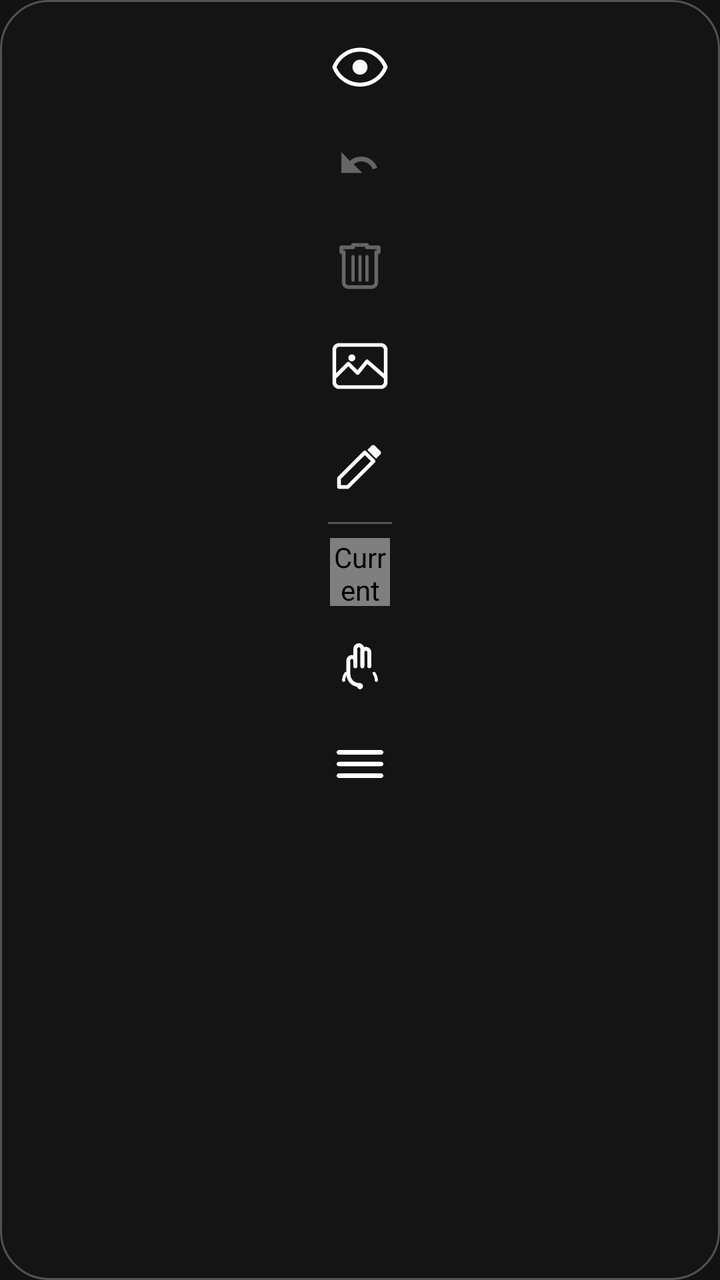
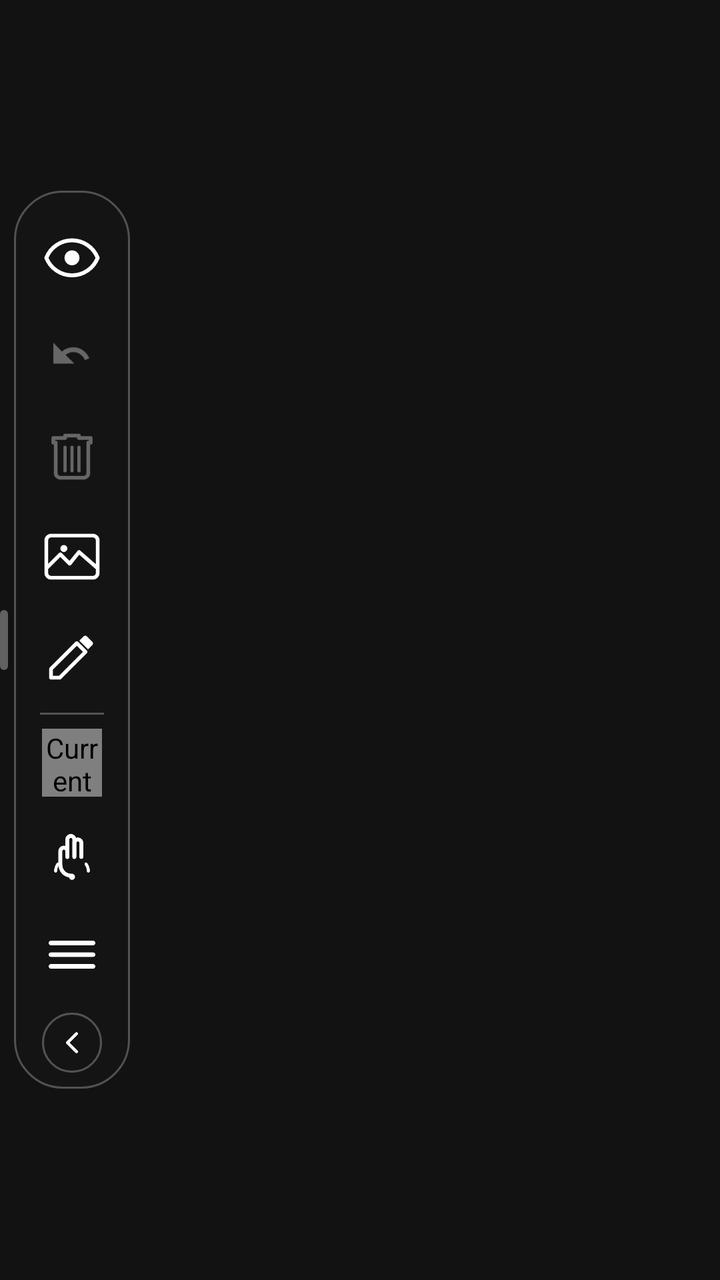

Compare the two renders of this Android layout. The source of the first and the diff that turns it into the second are given below.
<!-- AndroidManifest.xml: application theme Theme.DrawAnywhere -->
<!-- res/layout/overlay_toolbar_vertical.xml -->
<?xml version="1.0" encoding="utf-8"?>
<LinearLayout
    xmlns:android="http://schemas.android.com/apk/res/android"
    android:layout_width="wrap_content"
    android:layout_height="wrap_content"
    android:orientation="vertical"
    android:gravity="center_horizontal"
    android:background="@drawable/bg_toolbar"
    android:paddingStart="4dp"
    android:paddingEnd="4dp"
    android:paddingTop="8dp"
    android:paddingBottom="8dp"
    android:elevation="8dp">

    <ImageView
        android:id="@+id/btn_hide"
        android:layout_width="50dp"
        android:layout_height="50dp"
        android:padding="11dp"
        android:src="@drawable/ic_eye"
        android:tint="@color/toolbar_icon_default"
        android:scaleType="fitCenter"
        android:background="@android:color/transparent"
        android:clickable="true"
        android:focusable="true"
        android:contentDescription="@string/cd_btn_hide" />

    <ImageView
        android:id="@+id/btn_undo"
        android:layout_width="50dp"
        android:layout_height="50dp"
        android:padding="11dp"
        android:src="@drawable/ic_undo"
        android:tint="@color/toolbar_icon_default"
        android:scaleType="fitCenter"
        android:background="@android:color/transparent"
        android:clickable="true"
        android:focusable="true"
        android:alpha="0.35"
        android:enabled="false"
        android:contentDescription="@string/cd_btn_undo" />

    <ImageView
        android:id="@+id/btn_clear"
        android:layout_width="50dp"
        android:layout_height="50dp"
        android:padding="11dp"
        android:src="@drawable/ic_trash"
        android:tint="@color/toolbar_icon_default"
        android:scaleType="fitCenter"
        android:background="@android:color/transparent"
        android:clickable="true"
        android:focusable="true"
        android:alpha="0.35"
        android:enabled="false"
        android:contentDescription="@string/cd_btn_clear" />

    <ImageView
        android:id="@+id/btn_add_image"
        android:layout_width="50dp"
        android:layout_height="50dp"
        android:padding="11dp"
        android:src="@drawable/ic_image"
        android:tint="@color/toolbar_icon_default"
        android:scaleType="fitCenter"
        android:background="@android:color/transparent"
        android:clickable="true"
        android:focusable="true"
        android:contentDescription="@string/cd_btn_image" />

    <ImageView
        android:id="@+id/btn_tools"
        android:layout_width="50dp"
        android:layout_height="50dp"
        android:padding="11dp"
        android:src="@drawable/ic_pen"
        android:tint="@color/toolbar_icon_default"
        android:scaleType="fitCenter"
        android:background="@android:color/transparent"
        android:clickable="true"
        android:focusable="true"
        android:contentDescription="@string/cd_btn_tools" />

    <View
        android:id="@+id/toolbar_divider"
        android:layout_width="32dp"
        android:layout_height="1dp"
        android:background="@color/toolbar_divider"
        android:layout_marginTop="3dp"
        android:layout_marginBottom="3dp" />

    
    <com.drawanywhere.app.ColorDropView
        android:id="@+id/view_color_dot"
        android:layout_width="30dp"
        android:layout_height="34dp"
        android:layout_marginTop="4dp"
        android:layout_marginBottom="4dp"
        android:clickable="true"
        android:focusable="true"
        android:contentDescription="@string/cd_color_dot" />

    <ImageView
        android:id="@+id/btn_finger"
        android:layout_width="50dp"
        android:layout_height="50dp"
        android:padding="11dp"
        android:src="@drawable/ic_finger"
        android:tint="@color/toolbar_icon_default"
        android:scaleType="fitCenter"
        android:background="@android:color/transparent"
        android:clickable="true"
        android:focusable="true"
        android:contentDescription="@string/cd_btn_finger" />

    <ImageView
        android:id="@+id/btn_settings"
        android:layout_width="50dp"
        android:layout_height="50dp"
        android:padding="11dp"
        android:src="@drawable/ic_settings"
        android:tint="@color/toolbar_icon_default"
        android:scaleType="fitCenter"
        android:background="@android:color/transparent"
        android:clickable="true"
        android:focusable="true"
        android:contentDescription="@string/cd_btn_settings" />

</LinearLayout>
<!-- resources referenced by this layout -->
<resources>
  <color name="toolbar_divider">#44FFFFFF</color>
  <color name="toolbar_icon_default">#FFFFFFFF</color>
  <!-- drawable bg_toolbar (drawable) -->
  <?xml version="1.0" encoding="utf-8"?>
  <shape xmlns:android="http://schemas.android.com/apk/res/android"
      android:shape="rectangle">
  
      <solid android:color="@color/toolbar_bg" />
  
      <corners android:radius="24dp" />
  
      <stroke
          android:width="1dp"
          android:color="@color/toolbar_divider" />
  
  </shape>
  <!-- drawable ic_pen (drawable) -->
  <?xml version="1.0" encoding="utf-8"?>
  <vector xmlns:android="http://schemas.android.com/apk/res/android"
      android:width="24dp"
      android:height="24dp"
      android:viewportWidth="24"
      android:viewportHeight="24">
  
      
      <path
          android:pathData="M3,17.25V21H6.75L17.81,9.94L14.06,6.19L3,17.25Z"
          android:fillColor="#00000000"
          android:strokeColor="#FFFFFFFF"
          android:strokeWidth="1.6"
          android:strokeLineCap="round"
          android:strokeLineJoin="round" />
  
      
      <path
          android:pathData="M20.71,7.04C21.1,6.65 21.1,6.02 20.71,5.63L18.37,3.29C17.98,2.9 17.35,2.9 16.96,3.29L15.13,5.12L18.88,8.87L20.71,7.04Z"
          android:fillColor="#FFFFFFFF" />
  
  </vector>
  <!-- drawable ic_undo (drawable) -->
  <?xml version="1.0" encoding="utf-8"?>
  <vector xmlns:android="http://schemas.android.com/apk/res/android"
      android:width="24dp"
      android:height="24dp"
      android:viewportWidth="24"
      android:viewportHeight="24">
  
      <path
          android:pathData="M12.5,8C10.65,8 8.99,8.7 7.7,9.83L4,6V15H13L9.27,11.27C10.16,10.49 11.28,10 12.5,10C14.77,10 16.72,11.44 17.5,13.45L19.41,12.74C18.29,9.87 15.61,8 12.5,8Z"
          android:fillColor="#FFFFFFFF" />
  
  </vector>
  <string name="cd_btn_clear">Clear canvas</string>
  <string name="cd_btn_finger">Toggle touch pass-through</string>
  <string name="cd_btn_hide">Hide or show canvas</string>
  <string name="cd_btn_image">Add image from gallery</string>
  <string name="cd_btn_settings">Open settings</string>
  <string name="cd_btn_tools">Select drawing tool</string>
  <string name="cd_btn_undo">Undo last stroke</string>
  <string name="cd_color_dot">Current drawing color</string>
  <color name="toolbar_bg">#E8141414</color>
  <color name="colorPrimary">#FFB73A3A</color>
  <color name="colorPrimaryVariant">#FF8B0000</color>
  <color name="colorOnPrimary">#FFFFFFFF</color>
  <color name="colorSecondary">#FF444444</color>
  <color name="colorOnSecondary">#FFFFFFFF</color>
  <color name="colorError">#FFCF6679</color>
  <color name="colorOnError">#FF000000</color>
  <color name="colorSurface">#FF1C1C1C</color>
  <color name="colorOnSurface">#FFFFFFFF</color>
  <color name="colorBackground">#FF121212</color>
  <!-- unchanged entries left out for length: 6 -->
</resources>

<!-- the commit's change to res/layout/overlay_toolbar_vertical.xml (unified diff, before → after) -->
@@ -3,127 +3,161 @@
     xmlns:android="http://schemas.android.com/apk/res/android"
     android:layout_width="wrap_content"
     android:layout_height="wrap_content"
-    android:orientation="vertical"
-    android:gravity="center_horizontal"
-    android:background="@drawable/bg_toolbar"
-    android:paddingStart="4dp"
-    android:paddingEnd="4dp"
-    android:paddingTop="8dp"
-    android:paddingBottom="8dp"
-    android:elevation="8dp">
-
-    <ImageView
-        android:id="@+id/btn_hide"
-        android:layout_width="50dp"
-        android:layout_height="50dp"
-        android:padding="11dp"
-        android:src="@drawable/ic_eye"
-        android:tint="@color/toolbar_icon_default"
-        android:scaleType="fitCenter"
-        android:background="@android:color/transparent"
-        android:clickable="true"
-        android:focusable="true"
-        android:contentDescription="@string/cd_btn_hide" />
-
-    <ImageView
-        android:id="@+id/btn_undo"
-        android:layout_width="50dp"
-        android:layout_height="50dp"
-        android:padding="11dp"
-        android:src="@drawable/ic_undo"
-        android:tint="@color/toolbar_icon_default"
-        android:scaleType="fitCenter"
-        android:background="@android:color/transparent"
-        android:clickable="true"
-        android:focusable="true"
-        android:alpha="0.35"
-        android:enabled="false"
-        android:contentDescription="@string/cd_btn_undo" />
-
-    <ImageView
-        android:id="@+id/btn_clear"
-        android:layout_width="50dp"
-        android:layout_height="50dp"
-        android:padding="11dp"
-        android:src="@drawable/ic_trash"
-        android:tint="@color/toolbar_icon_default"
-        android:scaleType="fitCenter"
-        android:background="@android:color/transparent"
-        android:clickable="true"
-        android:focusable="true"
-        android:alpha="0.35"
-        android:enabled="false"
-        android:contentDescription="@string/cd_btn_clear" />
-
-    <ImageView
-        android:id="@+id/btn_add_image"
-        android:layout_width="50dp"
-        android:layout_height="50dp"
-        android:padding="11dp"
-        android:src="@drawable/ic_image"
-        android:tint="@color/toolbar_icon_default"
-        android:scaleType="fitCenter"
-        android:background="@android:color/transparent"
-        android:clickable="true"
-        android:focusable="true"
-        android:contentDescription="@string/cd_btn_image" />
-
-    <ImageView
-        android:id="@+id/btn_tools"
-        android:layout_width="50dp"
-        android:layout_height="50dp"
-        android:padding="11dp"
-        android:src="@drawable/ic_pen"
-        android:tint="@color/toolbar_icon_default"
-        android:scaleType="fitCenter"
-        android:background="@android:color/transparent"
-        android:clickable="true"
-        android:focusable="true"
-        android:contentDescription="@string/cd_btn_tools" />
-
-    <View
-        android:id="@+id/toolbar_divider"
-        android:layout_width="32dp"
-        android:layout_height="1dp"
-        android:background="@color/toolbar_divider"
-        android:layout_marginTop="3dp"
-        android:layout_marginBottom="3dp" />
+    android:orientation="horizontal"
+    android:gravity="center_vertical">
 
     
-    <com.drawanywhere.app.ColorDropView
-        android:id="@+id/view_color_dot"
-        android:layout_width="30dp"
-        android:layout_height="34dp"
-        android:layout_marginTop="4dp"
-        android:layout_marginBottom="4dp"
-        android:clickable="true"
-        android:focusable="true"
-        android:contentDescription="@string/cd_color_dot" />
+    <View
+        android:layout_width="4dp"
+        android:layout_height="30dp"
+        android:background="@drawable/bg_grip_handle"
+        android:layout_marginEnd="3dp" />
 
-    <ImageView
-        android:id="@+id/btn_finger"
-        android:layout_width="50dp"
-        android:layout_height="50dp"
-        android:padding="11dp"
-        android:src="@drawable/ic_finger"
-        android:tint="@color/toolbar_icon_default"
-        android:scaleType="fitCenter"
-        android:background="@android:color/transparent"
-        android:clickable="true"
-        android:focusable="true"
-        android:contentDescription="@string/cd_btn_finger" />
+    <LinearLayout
+        android:id="@+id/toolbar_content_col"
+        android:layout_width="wrap_content"
+        android:layout_height="wrap_content"
+        android:orientation="vertical"
+        android:gravity="center_horizontal"
+        android:background="@drawable/bg_toolbar"
+        android:paddingStart="4dp"
+        android:paddingEnd="4dp"
+        android:paddingTop="8dp"
+        android:paddingBottom="8dp"
+        android:elevation="8dp">
 
-    <ImageView
-        android:id="@+id/btn_settings"
-        android:layout_width="50dp"
-        android:layout_height="50dp"
-        android:padding="11dp"
-        android:src="@drawable/ic_settings"
-        android:tint="@color/toolbar_icon_default"
-        android:scaleType="fitCenter"
-        android:background="@android:color/transparent"
-        android:clickable="true"
-        android:focusable="true"
-        android:contentDescription="@string/cd_btn_settings" />
+        <ImageView
+            android:id="@+id/btn_hide"
+            android:layout_width="50dp"
+            android:layout_height="50dp"
+            android:padding="11dp"
+            android:src="@drawable/ic_eye"
+            android:tint="@color/toolbar_icon_default"
+            android:scaleType="fitCenter"
+            android:background="@android:color/transparent"
+            android:clickable="true"
+            android:focusable="true"
+            android:contentDescription="@string/cd_btn_hide" />
+
+        <ImageView
+            android:id="@+id/btn_undo"
+            android:layout_width="50dp"
+            android:layout_height="50dp"
+            android:padding="11dp"
+            android:src="@drawable/ic_undo"
+            android:tint="@color/toolbar_icon_default"
+            android:scaleType="fitCenter"
+            android:background="@android:color/transparent"
+            android:clickable="true"
+            android:focusable="true"
+            android:alpha="0.35"
+            android:enabled="false"
+            android:contentDescription="@string/cd_btn_undo" />
+
+        <ImageView
+            android:id="@+id/btn_clear"
+            android:layout_width="50dp"
+            android:layout_height="50dp"
+            android:padding="11dp"
+            android:src="@drawable/ic_trash"
+            android:tint="@color/toolbar_icon_default"
+            android:scaleType="fitCenter"
+            android:background="@android:color/transparent"
+            android:clickable="true"
+            android:focusable="true"
+            android:alpha="0.35"
+            android:enabled="false"
+            android:contentDescription="@string/cd_btn_clear" />
+
+        <ImageView
+            android:id="@+id/btn_add_image"
+            android:layout_width="50dp"
+            android:layout_height="50dp"
+            android:padding="11dp"
+            android:src="@drawable/ic_image"
+            android:tint="@color/toolbar_icon_default"
+            android:scaleType="fitCenter"
+            android:background="@android:color/transparent"
+            android:clickable="true"
+            android:focusable="true"
+            android:contentDescription="@string/cd_btn_image" />
+
+        <ImageView
+            android:id="@+id/btn_tools"
+            android:layout_width="50dp"
+            android:layout_height="50dp"
+            android:padding="11dp"
+            android:src="@drawable/ic_pen"
+            android:tint="@color/toolbar_icon_default"
+            android:scaleType="fitCenter"
+            android:background="@android:color/transparent"
+            android:clickable="true"
+            android:focusable="true"
+            android:contentDescription="@string/cd_btn_tools" />
+
+        <View
+            android:id="@+id/toolbar_divider"
+            android:layout_width="32dp"
+            android:layout_height="1dp"
+            android:background="@color/toolbar_divider"
+            android:layout_marginTop="3dp"
+            android:layout_marginBottom="3dp" />
+
+        <com.drawanywhere.app.ColorDropView
+            android:id="@+id/view_color_dot"
+            android:layout_width="30dp"
+            android:layout_height="34dp"
+            android:layout_marginTop="4dp"
+            android:layout_marginBottom="4dp"
+            android:clickable="true"
+            android:focusable="true"
+            android:contentDescription="@string/cd_color_dot" />
+
+        <ImageView
+            android:id="@+id/btn_finger"
+            android:layout_width="50dp"
+            android:layout_height="50dp"
+            android:padding="11dp"
+            android:src="@drawable/ic_finger"
+            android:tint="@color/toolbar_icon_default"
+            android:scaleType="fitCenter"
+            android:background="@android:color/transparent"
+            android:clickable="true"
+            android:focusable="true"
+            android:contentDescription="@string/cd_btn_finger" />
+
+        <ImageView
+            android:id="@+id/btn_settings"
+            android:layout_width="50dp"
+            android:layout_height="50dp"
+            android:padding="11dp"
+            android:src="@drawable/ic_settings"
+            android:tint="@color/toolbar_icon_default"
+            android:scaleType="fitCenter"
+            android:background="@android:color/transparent"
+            android:clickable="true"
+            android:focusable="true"
+            android:contentDescription="@string/cd_btn_settings" />
+
+        
+        <FrameLayout
+            android:layout_width="30dp"
+            android:layout_height="30dp"
+            android:layout_marginTop="4dp"
+            android:background="@drawable/bg_collapse_pill">
+            <ImageView
+                android:id="@+id/btn_collapse_arrow"
+                android:layout_width="match_parent"
+                android:layout_height="match_parent"
+                android:padding="6dp"
+                android:src="@drawable/ic_chevron_left"
+                android:tint="@color/toolbar_icon_default"
+                android:scaleType="fitCenter"
+                android:clickable="true"
+                android:focusable="true"
+                android:contentDescription="@string/cd_btn_collapse" />
+        </FrameLayout>
+
+    </LinearLayout>
 
 </LinearLayout>
<!-- resource entries referenced after the edit -->
@@ -2,6 +2,22 @@
 <resources>
   <color name="toolbar_divider">#44FFFFFF</color>
   <color name="toolbar_icon_default">#FFFFFFFF</color>
+  <!-- drawable bg_collapse_pill (drawable) -->
+  <?xml version="1.0" encoding="utf-8"?>
+  <shape xmlns:android="http://schemas.android.com/apk/res/android"
+      android:shape="oval">
+      <solid android:color="@color/toolbar_bg" />
+      <stroke
+          android:width="1dp"
+          android:color="@color/toolbar_divider" />
+  </shape>
+  <!-- drawable bg_grip_handle (drawable) -->
+  <?xml version="1.0" encoding="utf-8"?>
+  <shape xmlns:android="http://schemas.android.com/apk/res/android"
+      android:shape="rectangle">
+      <solid android:color="#55FFFFFF" />
+      <corners android:radius="3dp" />
+  </shape>
   <!-- drawable bg_toolbar (drawable) -->
   <?xml version="1.0" encoding="utf-8"?>
   <shape xmlns:android="http://schemas.android.com/apk/res/android"
@@ -16,6 +32,19 @@
           android:color="@color/toolbar_divider" />
   
   </shape>
+  <!-- drawable ic_chevron_left (drawable) -->
+  <?xml version="1.0" encoding="utf-8"?>
+  <vector xmlns:android="http://schemas.android.com/apk/res/android"
+      android:width="24dp" android:height="24dp"
+      android:viewportWidth="24" android:viewportHeight="24">
+      <path
+          android:pathData="M15,18L9,12L15,6"
+          android:fillColor="#00000000"
+          android:strokeColor="#FFFFFFFF"
+          android:strokeWidth="2"
+          android:strokeLineCap="round"
+          android:strokeLineJoin="round" />
+  </vector>
   <!-- drawable ic_pen (drawable) -->
   <?xml version="1.0" encoding="utf-8"?>
   <vector xmlns:android="http://schemas.android.com/apk/res/android"
